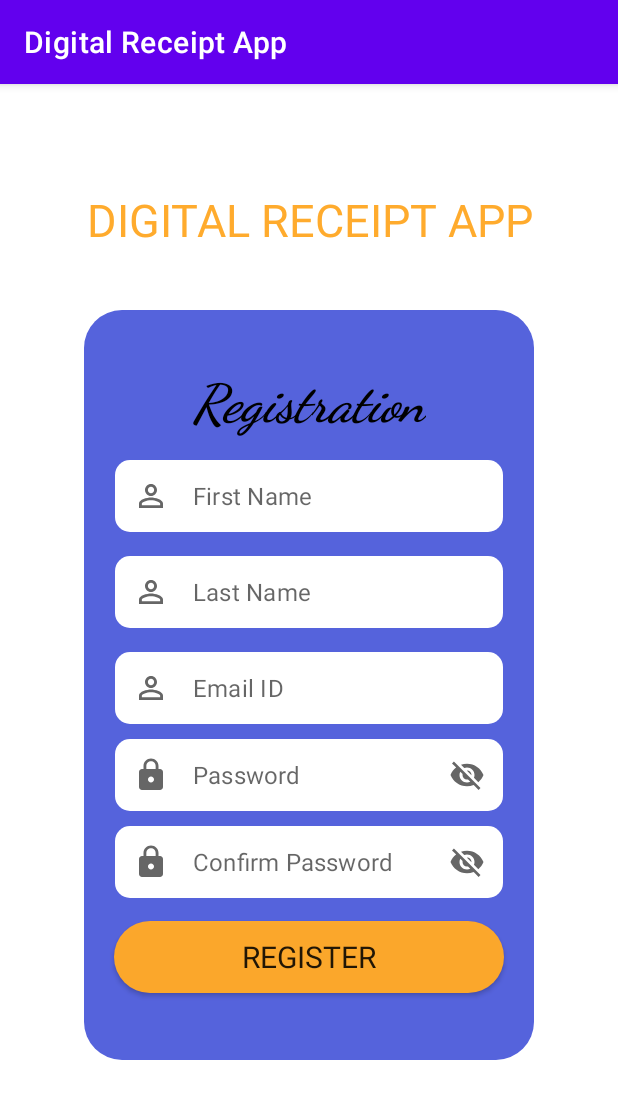
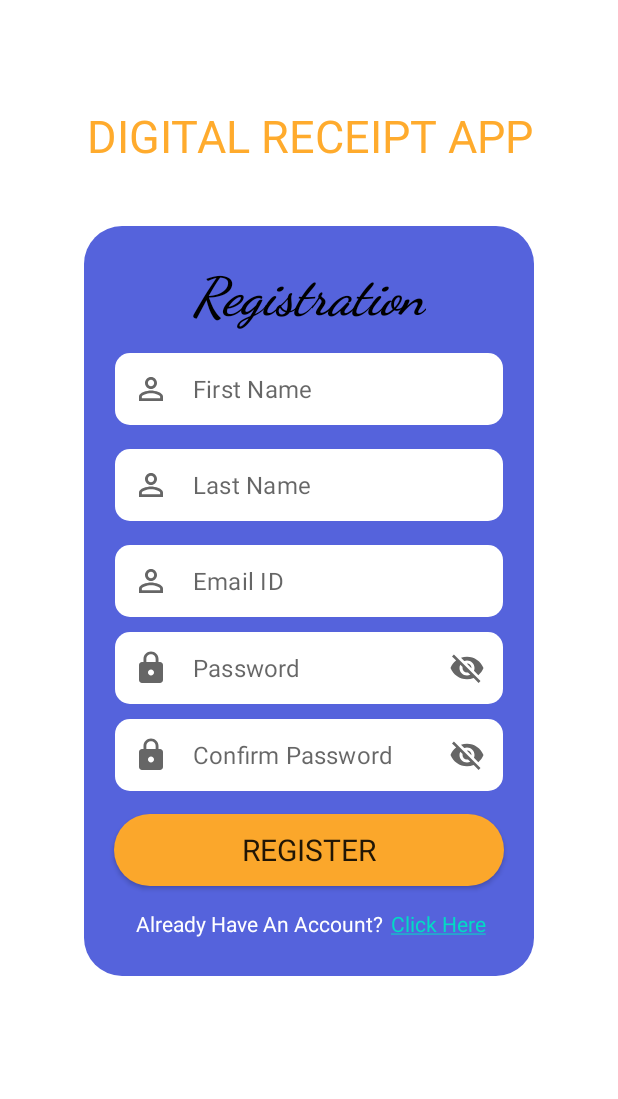
Before and after one commit to Madhav2011/Digital-Receipt-App, an Android app: the Registerpage screen opened directly, with no data from a screen before it, on a phone screen of 412 x 824 dp. Shown: the top 1099 px of the screen. Run offline under Robolectric (Android 15) with nearby library versions, the phone set to English and light mode, and no system bars; Roboto replaces fonts that are not available here.

Commit message:
26-April-2021

```diff
--- a/app/build.gradle
+++ b/app/build.gradle
@@ -43,4 +43,8 @@ dependencies {
     testImplementation 'junit:junit:4.+'
     androidTestImplementation 'androidx.test.ext:junit:1.1.2'
     androidTestImplementation 'androidx.test.espresso:espresso-core:3.3.0'
+    implementation "androidx.recyclerview:recyclerview:1.1.0"
+    // For control over item selection of both touch and mouse driven selection
+    implementation "androidx.recyclerview:recyclerview-selection:1.1.0"
+    implementation "androidx.cardview:cardview:1.0.0"
 }
--- a/app/src/main/java/com/digitalreceipt/app/MainActivity.kt
+++ b/app/src/main/java/com/digitalreceipt/app/MainActivity.kt
@@ -17,5 +17,9 @@ class MainActivity : AppCompatActivity() {
             var intent: Intent = Intent(applicationContext, Registerpage::class.java)
             startActivity(intent)
         }
+        buttonlogin.setOnClickListener {
+            var intent: Intent = Intent(applicationContext, homepage1::class.java)
+            startActivity(intent)
+        }
     }
 }
--- a/app/src/main/java/com/digitalreceipt/app/Registerpage.kt
+++ b/app/src/main/java/com/digitalreceipt/app/Registerpage.kt
@@ -1,7 +1,12 @@
 package com.digitalreceipt.app
 
+import android.content.Intent
 import androidx.appcompat.app.AppCompatActivity
 import android.os.Bundle
+import android.view.View
+import androidx.appcompat.widget.AppCompatButton
+import kotlinx.android.synthetic.main.activity_main.*
+import kotlinx.android.synthetic.main.activity_registerpage.*
 
 class Registerpage : AppCompatActivity() {
     override fun onCreate(savedInstanceState: Bundle?) {
@@ -9,5 +14,9 @@ class Registerpage : AppCompatActivity() {
         setContentView(R.layout.activity_registerpage)
 
 
+        clickheretext.setOnClickListener(View.OnClickListener() {
+            var intent: Intent = Intent(applicationContext,MainActivity::class.java)
+            startActivity(intent)
+        })
         }
     }
--- a/app/src/main/res/layout/activity_registerpage.xml
+++ b/app/src/main/res/layout/activity_registerpage.xml
@@ -42,7 +42,7 @@
             android:layout_width="wrap_content"
             android:layout_height="wrap_content"
             android:layout_gravity="center"
-            android:layout_marginTop="35dp"
+            android:layout_marginTop="20dp"
             android:fontFamily="cursive"
             android:text="Registration"
             android:textColor="@color/black"
@@ -173,5 +173,24 @@
                 android:text="Register"
                 android:textSize="20sp" />
         </LinearLayout>
+        <LinearLayout
+            android:layout_width="wrap_content"
+            android:layout_height="wrap_content"
+            android:orientation="horizontal">
+            <TextView
+                android:layout_width="wrap_content"
+                android:layout_height="wrap_content"
+                android:text="Already Have An Account?"
+                android:layout_marginLeft="30dp"
+                android:textColor="@color/white"/>
+            <TextView
+                android:id="@+id/clickheretext"
+                android:layout_width="wrap_content"
+                android:layout_height="wrap_content"
+                android:text="@string/clickhere"
+                android:layout_marginLeft="05dp"
+                android:textColor="@color/teal_200"/>
+        </LinearLayout>
+
     </LinearLayout>
 </LinearLayout>
--- a/app/src/main/res/values-night/themes.xml
+++ /dev/null
@@ -1,16 +0,0 @@
-<resources xmlns:tools="http://schemas.android.com/tools">
-    <!-- Base application theme. -->
-    <style name="Theme.LayoutDemo1" parent="Theme.MaterialComponents.DayNight.DarkActionBar">
-        <!-- Primary brand color. -->
-        <item name="colorPrimary">@color/purple_200</item>
-        <item name="colorPrimaryVariant">@color/purple_700</item>
-        <item name="colorOnPrimary">@color/black</item>
-        <!-- Secondary brand color. -->
-        <item name="colorSecondary">@color/teal_200</item>
-        <item name="colorSecondaryVariant">@color/teal_200</item>
-        <item name="colorOnSecondary">@color/black</item>
-        <!-- Status bar color. -->
-        <item name="android:statusBarColor" tools:targetApi="l">?attr/colorPrimaryVariant</item>
-        <!-- Customize your theme here. -->
-    </style>
-</resources>
--- a/app/src/main/res/values/strings.xml
+++ b/app/src/main/res/values/strings.xml
@@ -2,5 +2,5 @@
     <string name="app_name">Digital Receipt App</string>
     <string name="underline"><u>New User Registration</u></string>
     <string name="underline1"><u>Welcome To Registration Page</u></string>
-
+    <string name="clickhere"><u>Click Here</u></string>
 </resources>
--- a/app/src/main/res/values/themes.xml
+++ b/app/src/main/res/values/themes.xml
@@ -1,6 +1,6 @@
 <resources xmlns:tools="http://schemas.android.com/tools">
     <!-- Base application theme. -->
-    <style name="Theme.LayoutDemo1" parent="Theme.MaterialComponents.DayNight.DarkActionBar">
+    <style name="Theme.LayoutDemo1" parent="Theme.MaterialComponents.Light.NoActionBar">
         <!-- Primary brand color. -->
         <item name="colorPrimary">@color/purple_500</item>
         <item name="colorPrimaryVariant">@color/purple_700</item>
@@ -13,4 +13,5 @@
         <item name="android:statusBarColor" tools:targetApi="l">?attr/colorPrimaryVariant</item>
         <!-- Customize your theme here. -->
     </style>
+
 </resources>
```
Also changed, not shown: app/src/main/AndroidManifest.xml (+5 -4 lines), app/src/main/java/com/digitalreceipt/app/MyAdapter.kt (added, +33 -0 lines), app/src/main/java/com/digitalreceipt/app/homepage.kt (deleted, +0 -11 lines), app/src/main/java/com/digitalreceipt/app/homepage1.kt (added, +27 -0 lines), app/src/main/res/layout/activity_homepage.xml (deleted, +0 -11 lines), app/src/main/res/layout/activity_homepage1.xml (added, +41 -0 lines), app/src/main/res/layout/items_view.xml (added, +55 -0 lines), app/src/main/res/menu/bottom_menu.xml (added, +11 -0 lines).
